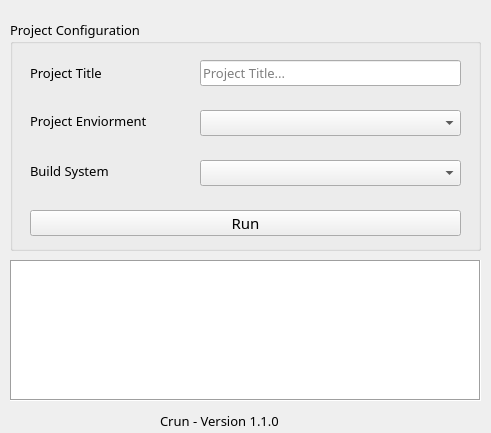
Old version of the form Crun GUI/project/res/mainWindow.ui in the repository ZouariOmar/Crun.
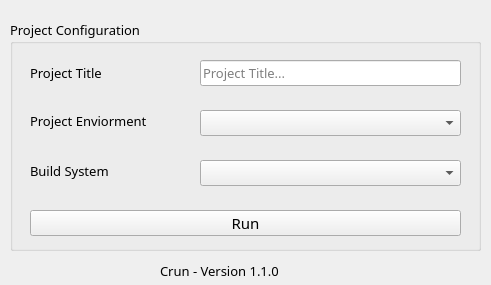
New version of the form. Icons and pictures are not drawn.

```diff
--- a/Crun GUI/project/res/mainWindow.ui
+++ b/Crun GUI/project/res/mainWindow.ui
@@ -2,12 +2,18 @@
 <ui version="4.0">
  <class>MainWindow</class>
  <widget class="QMainWindow" name="MainWindow">
+  <property name="windowModality">
+   <enum>Qt::WindowModality::ApplicationModal</enum>
+  </property>
+  <property name="enabled">
+   <bool>true</bool>
+  </property>
   <property name="geometry">
    <rect>
     <x>0</x>
     <y>0</y>
     <width>491</width>
-    <height>433</height>
+    <height>285</height>
    </rect>
   </property>
   <property name="windowTitle">
@@ -16,12 +22,15 @@
   <property name="styleSheet">
    <string notr="true"/>
   </property>
+  <property name="tabShape">
+   <enum>QTabWidget::TabShape::Triangular</enum>
+  </property>
   <widget class="QWidget" name="centralwidget">
    <widget class="QLabel" name="label">
     <property name="geometry">
      <rect>
       <x>160</x>
-      <y>410</y>
+      <y>260</y>
       <width>161</width>
       <height>21</height>
      </rect>
@@ -302,50 +311,20 @@
      </item>
     </widget>
    </widget>
-   <widget class="QPlainTextEdit" name="plainTextEdit">
+   <widget class="QLabel" name="label_6">
     <property name="geometry">
      <rect>
-      <x>10</x>
-      <y>260</y>
-      <width>471</width>
-      <height>141</height>
+      <x>150</x>
+      <y>50</y>
+      <width>211</width>
+      <height>171</height>
      </rect>
     </property>
-    <property name="font">
-     <font>
-      <family>Fira Code</family>
-      <pointsize>10</pointsize>
-     </font>
+    <property name="text">
+     <string/>
     </property>
-    <property name="cursor" stdset="0">
-     <cursorShape>IBeamCursor</cursorShape>
-    </property>
-    <property name="autoFillBackground">
-     <bool>false</bool>
-    </property>
-    <property name="frameShape">
-     <enum>QFrame::Shape::Box</enum>
-    </property>
-    <property name="frameShadow">
-     <enum>QFrame::Shadow::Sunken</enum>
-    </property>
-    <property name="midLineWidth">
-     <number>0</number>
-    </property>
-    <property name="horizontalScrollBarPolicy">
-     <enum>Qt::ScrollBarPolicy::ScrollBarAlwaysOff</enum>
-    </property>
-    <property name="tabChangesFocus">
-     <bool>true</bool>
-    </property>
-    <property name="readOnly">
-     <bool>false</bool>
-    </property>
-    <property name="overwriteMode">
-     <bool>false</bool>
-    </property>
-    <property name="backgroundVisible">
-     <bool>false</bool>
+    <property name="pixmap">
+     <pixmap>../../../Crun CLI/project/res/img/Crun.ico</pixmap>
     </property>
    </widget>
   </widget>
```
Left out of the diff: 2 changed lines with no effect on the pictures.
